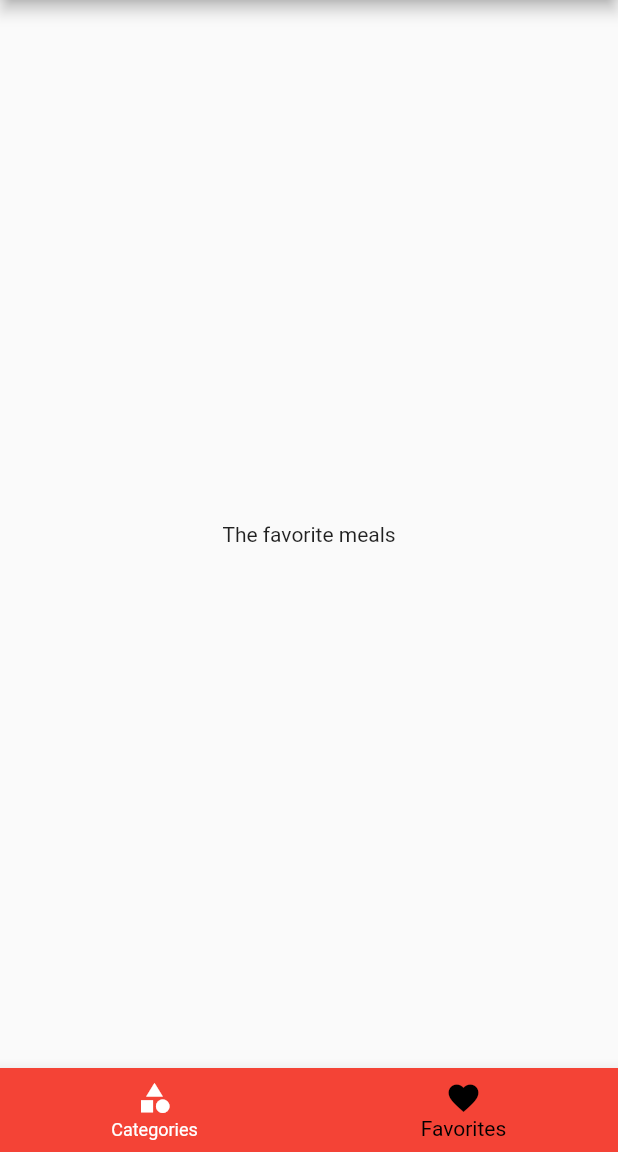
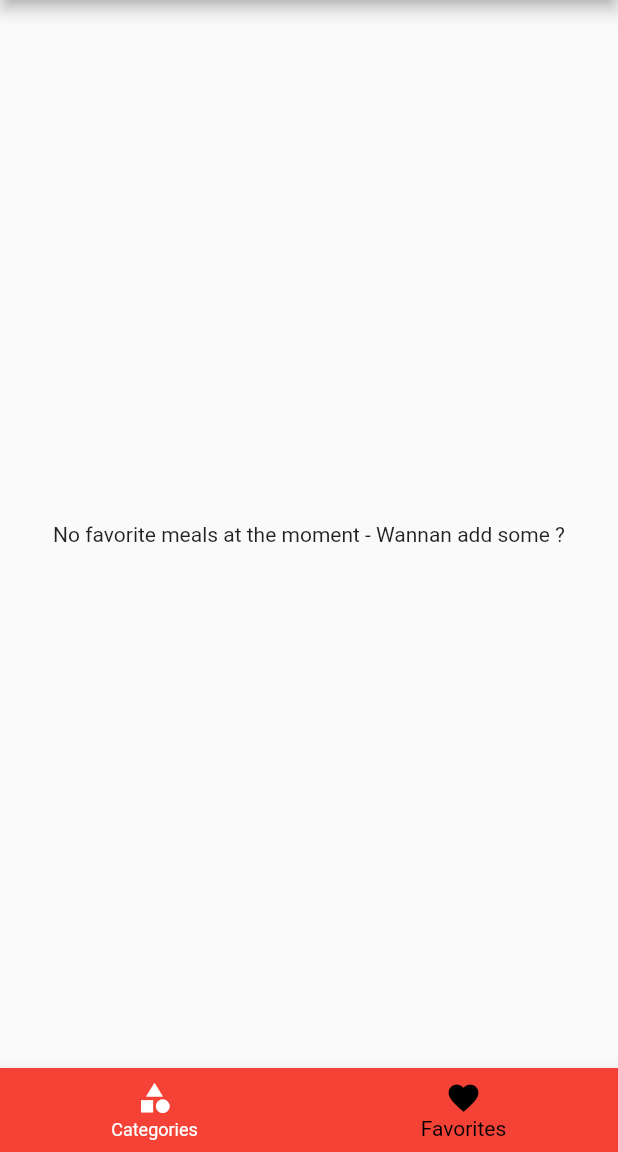
Before and after one commit to SIMOHANNANI/DeliciousMealsApp, a Flutter app: the screen it shows after launch, item 2 of the bottom bar chosen, on a phone screen of 412 x 824 dp, the part 84-1236 px from its top. Run offline on Flutter 3.47's test engine with Material 2 defaults, Android fonts, the phone set to English and light mode, and no system bars; our stand-ins replace font_awesome_flutter; Roboto replaces fonts that are missing (Raleway).

Commit message:
Adding favorite meal functionality

```diff
--- a/lib/Screens/CategoryMealScreen.dart
+++ b/lib/Screens/CategoryMealScreen.dart
@@ -52,7 +52,7 @@ class _CategoryMealScreenState extends State<CategoryMealScreen> {
             duration: categorizedMeals[index].duration,
             complexity: categorizedMeals[index].complexity,
             affordability: categorizedMeals[index].affordability,
-            removeMeal: removeMeal,
+//            removeMeal: removeMeal,
           );
         },
         itemCount: categorizedMeals.length,
--- a/lib/Screens/FavoritesScreen.dart
+++ b/lib/Screens/FavoritesScreen.dart
@@ -1,9 +1,32 @@
 import 'package:flutter/material.dart';
-class Favorites extends StatelessWidget{
+import '../models/meal.dart';
+import '../Widgets/mealsList.dart';
+
+class Favorites extends StatelessWidget {
+  final List<Meal> _favoriteMeals;
+
+  Favorites(this._favoriteMeals);
+
   @override
-  Widget build(BuildContext context){
-    return Center(
-      child:Text("The favorite meals"),
-    );
+  Widget build(BuildContext context) {
+    if (_favoriteMeals.isEmpty) {
+      return Center(
+        child: Text("No favorite meals at the moment - Wannan add some ?"),
+      );
+    } else {
+      return ListView.builder(
+        itemBuilder: (ctx, index) {
+          return MealsList(
+            mealId: _favoriteMeals[index].mealId,
+            mealTitle: _favoriteMeals[index].mealTitle,
+            imagePath: _favoriteMeals[index].imagePath,
+            duration: _favoriteMeals[index].duration,
+            complexity: _favoriteMeals[index].complexity,
+            affordability: _favoriteMeals[index].affordability,
+          );
+        },
+        itemCount: _favoriteMeals.length,
+      );
+    }
   }
 }
--- a/lib/Screens/tabsScreen.dart
+++ b/lib/Screens/tabsScreen.dart
@@ -2,8 +2,11 @@ import 'package:flutter/material.dart';
 import './mealsGategoriesScreen.dart';
 import './FavoritesScreen.dart';
 import '../Widgets/Drawer.dart';
+import '../models/meal.dart';
 
 class Tabs extends StatefulWidget {
+  final List<Meal> _favoriteMeals;
+  Tabs(this._favoriteMeals);
   @override
   _TabsState createState() {
     return _TabsState();
@@ -11,16 +14,21 @@ class Tabs extends StatefulWidget {
 }
 
 class _TabsState extends State<Tabs> {
-  final List<Widget> _bottomTabs = [
-    MealCategories(),
-    Favorites(),
-  ];
+  List<Widget> _bottomTabs ;
   int _selectedTabIndex = 0;
 
   void _selectedTab(int index) {
     setState(() {
       _selectedTabIndex = index;
     });
+  }
+  @override
+  void initState() {
+    _bottomTabs = [
+      MealCategories(),
+      Favorites(widget._favoriteMeals),
+    ];
+    super.initState();
   }
 
   @override
--- a/lib/main.dart
+++ b/lib/main.dart
@@ -19,20 +19,44 @@ class _MyAppState extends State<MyApp> {
     'isVegan': false,
     'isLactoseFree': false,
     'isVegetarian': false,
+    'isFavorite': false,
   };
   List<Meal> _mealFiltered = DUMMY_MEALS;
+  List<Meal> _favoriteMeals = [];
 
   void _saveFilters(Map<String, bool> filterData) {
     setState(() {
       _filters = filterData;
       _mealFiltered = DUMMY_MEALS.where((meal) {
-        if(_filters['isGlutenFree'] && !meal.isGlutenFree) return false;
-        if(_filters['isVegan'] && !meal.isVegan) return false;
-        if(_filters['isLactoseFree'] &&! meal.isLactoseFree) return false;
-        if(_filters['isVegetarian'] && !meal.isVegetarian) return false;
+        if (_filters['isGlutenFree'] && !meal.isGlutenFree) return false;
+        if (_filters['isVegan'] && !meal.isVegan) return false;
+        if (_filters['isLactoseFree'] && !meal.isLactoseFree) return false;
+        if (_filters['isVegetarian'] && !meal.isVegetarian) return false;
         return true;
       }).toList();
     });
+  }
+
+  void turnToFavorite(String mealId) {
+    final existed = _favoriteMeals.indexWhere((meal) => mealId == meal.mealId);
+    // We'll get -1 when the meal is not presend in the favorite list ,then add it to that list
+    // otherwise ,when getting an index we know that we should remove that meal from the given index .
+    if (existed == -1) {
+      // If the meal doesn't exist .. then add it
+      setState(() {
+        _favoriteMeals.add(
+          DUMMY_MEALS.firstWhere((meal) => meal.mealId == mealId),
+        );
+      });
+    } else {
+      // If the meal exist then remove it from  that index.
+      setState(() {
+        _favoriteMeals.removeAt(existed);
+      });
+    }
+  }
+  bool _isFavoriteMeal(String mealId){
+   return  true;
   }
 
   @override
@@ -55,11 +79,11 @@ class _MyAppState extends State<MyApp> {
       // To prevent loading the rout screen but instead the given screen[The default is '/']
       initialRoute: '/',
       routes: {
-        '/': (ctx) => Tabs(),
+        '/': (ctx) => Tabs(_favoriteMeals),
         CategoryMealScreen.routeName: (ctx) =>
             CategoryMealScreen(_mealFiltered),
-        MealDetailScreen.routeName: (ctx) => MealDetailScreen(),
-        Filters.routeName: (ctx) => Filters(_filters,_saveFilters),
+        MealDetailScreen.routeName: (ctx) => MealDetailScreen(turnToFavorite,_isFavoriteMeal),
+        Filters.routeName: (ctx) => Filters(_filters, _saveFilters),
       },
     );
   }
```
Also changed, not shown: lib/Screens/mealDetailScreen.dart (+12 -5 lines), lib/Widgets/mealsList.dart (+7 -8 lines).
